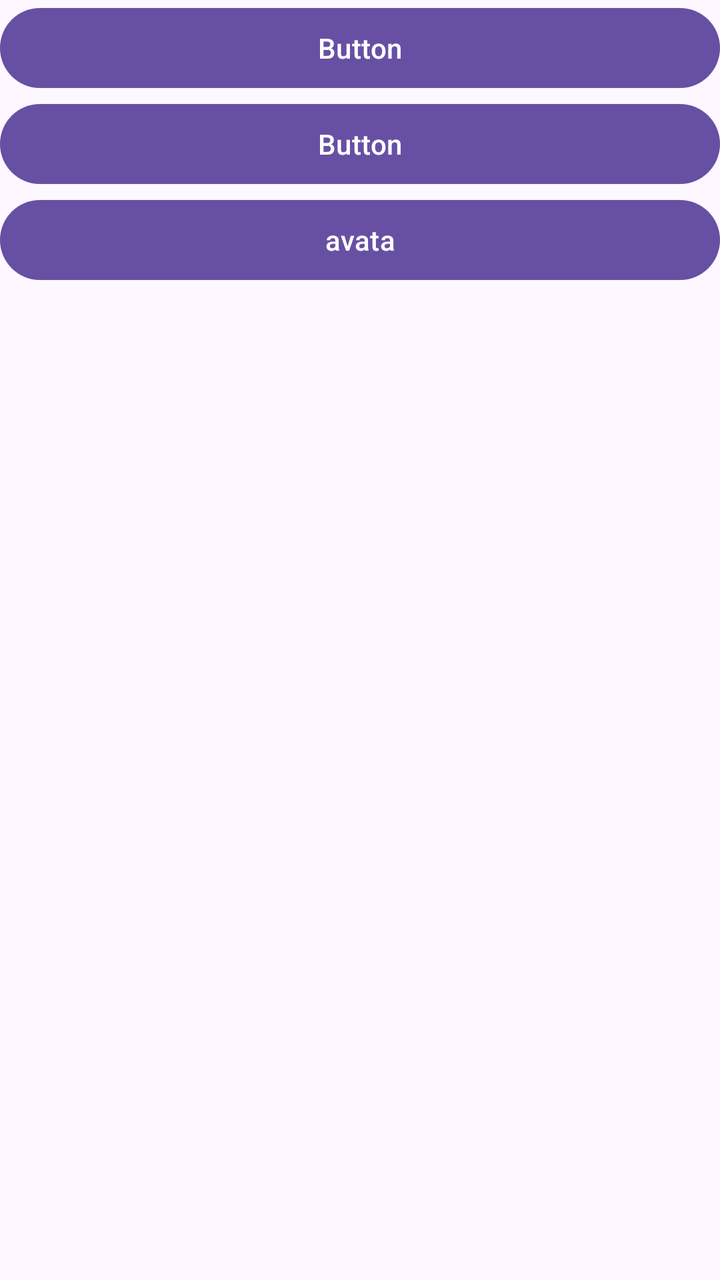
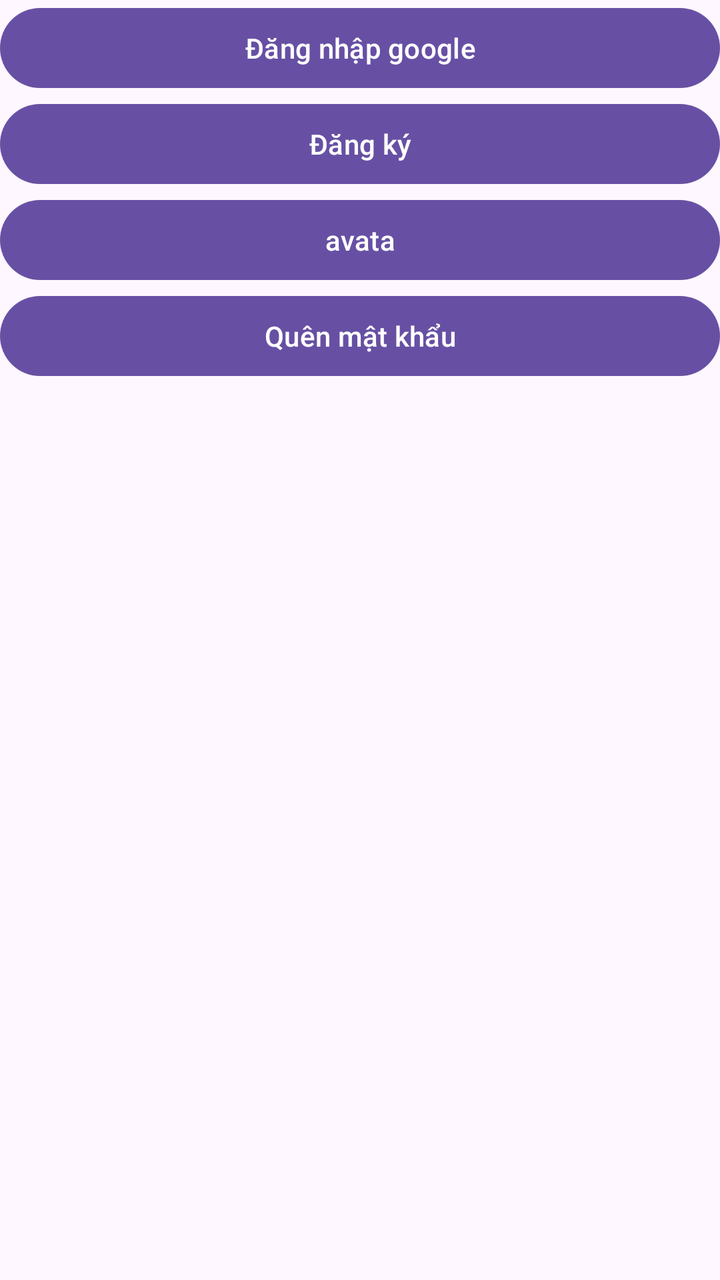

Before-and-after screenshots of an Android layout around one commit, followed by the original layout XML and the change that was made.
<!-- AndroidManifest.xml: application theme Theme.AppXemPhim -->
<!-- res/layout/activity_main.xml -->
<?xml version="1.0" encoding="utf-8"?>
<LinearLayout xmlns:android="http://schemas.android.com/apk/res/android"
    xmlns:app="http://schemas.android.com/apk/res-auto"
    xmlns:tools="http://schemas.android.com/tools"
    android:id="@+id/main"
    android:layout_width="match_parent"
    android:layout_height="match_parent"
    android:orientation="vertical"
    tools:context=".MainActivity">

    <Button
        android:id="@+id/button2"
        android:layout_width="match_parent"
        android:layout_height="wrap_content"

        android:onClick="siginwithgoogle"
        android:text="Button" />

    <Button
        android:id="@+id/button3"
        android:layout_width="match_parent"
        android:layout_height="wrap_content"
        android:onClick="registed"
        android:text="Button" />

    <TextView
        android:id="@+id/textView"
        android:layout_width="match_parent"
        android:layout_height="wrap_content"
        android:visibility="gone"
        android:text="TextView" />

    <Button
        android:id="@+id/button6"
        android:layout_width="match_parent"
        android:layout_height="wrap_content"
        android:visibility="gone"
        android:onClick="logout"
        android:text="logout" />

    <Button
        android:id="@+id/button7"
        android:layout_width="match_parent"
        android:layout_height="wrap_content"
        android:text="avata"
        android:onClick="gotoprofile"/>
</LinearLayout>
<!-- resources referenced by this layout -->
<resources>
  <style name="Theme.AppXemPhim" parent="Base.Theme.AppXemPhim" />
  <style name="Base.Theme.AppXemPhim" parent="Theme.Material3.DayNight.NoActionBar">
          
          
      </style>
</resources>

<!-- the commit's change to res/layout/activity_main.xml (unified diff, before → after) -->
@@ -14,14 +14,14 @@
         android:layout_height="wrap_content"
 
         android:onClick="siginwithgoogle"
-        android:text="Button" />
+        android:text="Đăng nhập google" />
 
     <Button
         android:id="@+id/button3"
         android:layout_width="match_parent"
         android:layout_height="wrap_content"
         android:onClick="registed"
-        android:text="Button" />
+        android:text="Đăng ký" />
 
     <TextView
         android:id="@+id/textView"
@@ -44,4 +44,11 @@
         android:layout_height="wrap_content"
         android:text="avata"
         android:onClick="gotoprofile"/>
+
+    <Button
+        android:id="@+id/button11"
+        android:layout_width="match_parent"
+        android:layout_height="wrap_content"
+        android:onClick="forgetPass"
+        android:text="Quên mật khẩu" />
 </LinearLayout>
